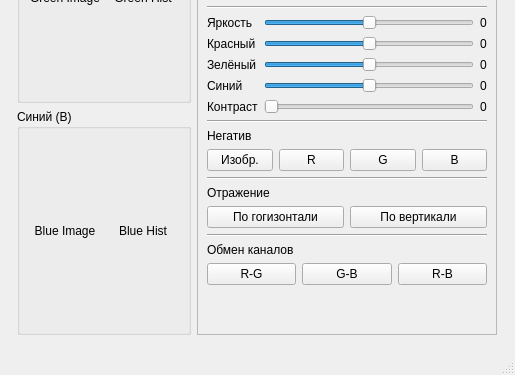
First picture: the form in main.ui, repository aleksarki/paint.ru, before the edit; both pictures show x 506 to 1021 and y 365 to 740 of the 1021 by 740 pixel window.
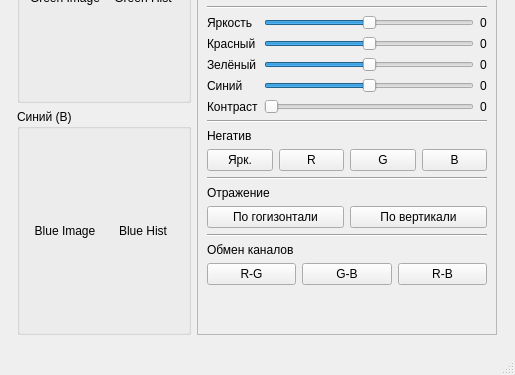
Second picture: the form after the edit. Custom widgets are drawn as their Qt base class.

```diff
--- a/main.ui
+++ b/main.ui
@@ -504,7 +504,7 @@
              <item>
               <widget class="QPushButton" name="pushButton">
                <property name="text">
-                <string>Изобр.</string>
+                <string>Ярк.</string>
                </property>
               </widget>
              </item>
```
Left out of the diff: 8 changed lines with no effect on the pictures.
